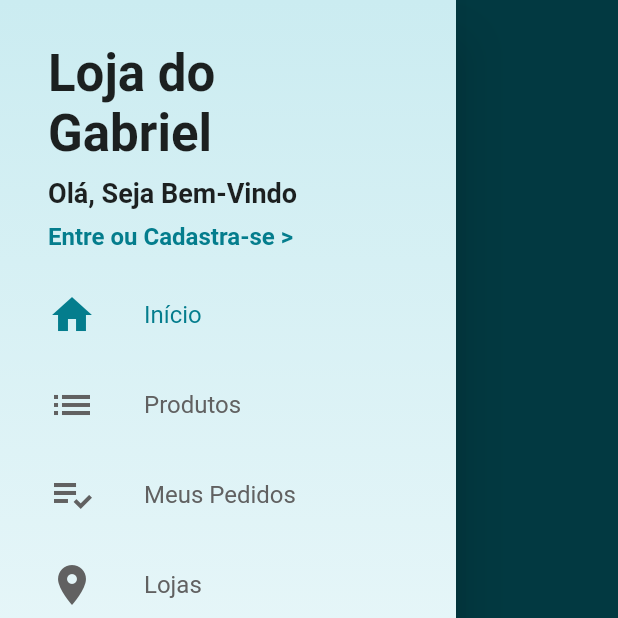
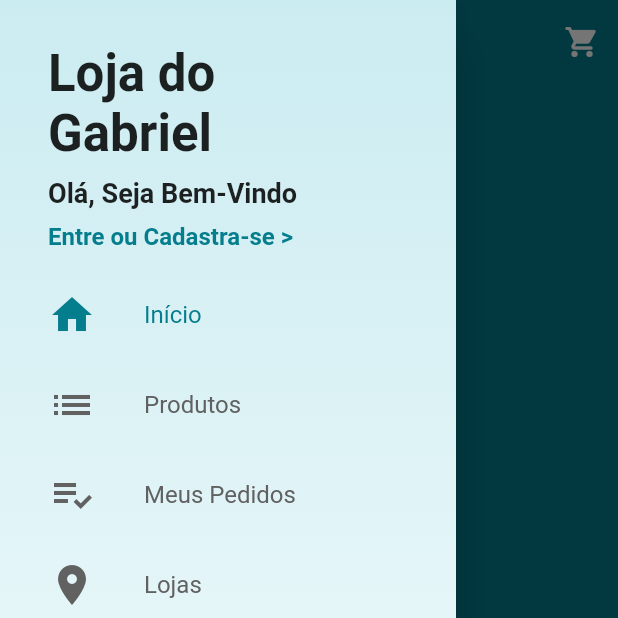
Before and after one commit to GaGuarGo/loja-pagamento, a Flutter app: the screen it shows after launch, with the side drawer open, on a phone screen of 412 x 824 dp, the top half of it. Run offline on Flutter 3.47's test engine with Material 2 defaults, Android fonts, the phone set to English and light mode, and no system bars; our stand-ins replace carousel_slider, cloud_firestore, firebase_auth, firebase_core; accounts and stored records are empty.

Commit message:
Criando Barra Flutuante

```diff
--- a/lib/screens/base/base_screen.dart
+++ b/lib/screens/base/base_screen.dart
@@ -1,6 +1,6 @@
 import 'package:flutter/material.dart';
-import 'package:loja_virtual/common/custom_drawer/custom_drawer.dart';
 import 'package:loja_virtual/models/page_manager.dart';
+import 'package:loja_virtual/screens/home/home_screen.dart';
 import 'package:loja_virtual/screens/products/products_screen.dart';
 import 'package:provider/provider.dart';
 
@@ -16,13 +16,8 @@ class BaseScreen extends StatelessWidget {
         physics: const NeverScrollableScrollPhysics(),
         controller: _pageController,
         children: [
-          Scaffold(
-            drawer: const CustomDrawer(),
-            appBar: AppBar(
-              title: const Text("Home"),
-            ),
-          ),
-          ProductsScreen(),
+          const HomeScreen(),
+          const ProductsScreen(),
           Container(
             color: Colors.yellow,
           ),
--- /dev/null
+++ b/lib/screens/home/home_screen.dart
@@ -0,0 +1,52 @@
+import 'package:flutter/material.dart';
+import 'package:loja_virtual/common/custom_drawer/custom_drawer.dart';
+
+class HomeScreen extends StatelessWidget {
+  const HomeScreen({super.key});
+
+  @override
+  Widget build(BuildContext context) {
+    return Scaffold(
+      drawer: const CustomDrawer(),
+      body: Stack(
+        children: [
+          // SE QUISER FAZER DEGRADE NA TELA
+
+          // Container(
+          //   decoration: const BoxDecoration(
+          //     gradient: LinearGradient(colors: [
+
+          //     ])
+          //   ),
+          // ),
+          CustomScrollView(
+            slivers: [
+              SliverAppBar(
+                actions: [
+                  IconButton(
+                      onPressed: () => Navigator.of(context).pushNamed('/cart'),
+                      icon: const Icon(
+                        Icons.shopping_cart_rounded,
+                        color: Colors.white,
+                      ))
+                ],
+                snap: true,
+                floating: true,
+                flexibleSpace: const FlexibleSpaceBar(
+                  title: Text("Loja do Gabriel"),
+                  centerTitle: true,
+                ),
+              ),
+              SliverToBoxAdapter(
+                child: Container(
+                  height: 2000,
+                  width: 200,
+                ),
+              ),
+            ],
+          ),
+        ],
+      ),
+    );
+  }
+}
```
